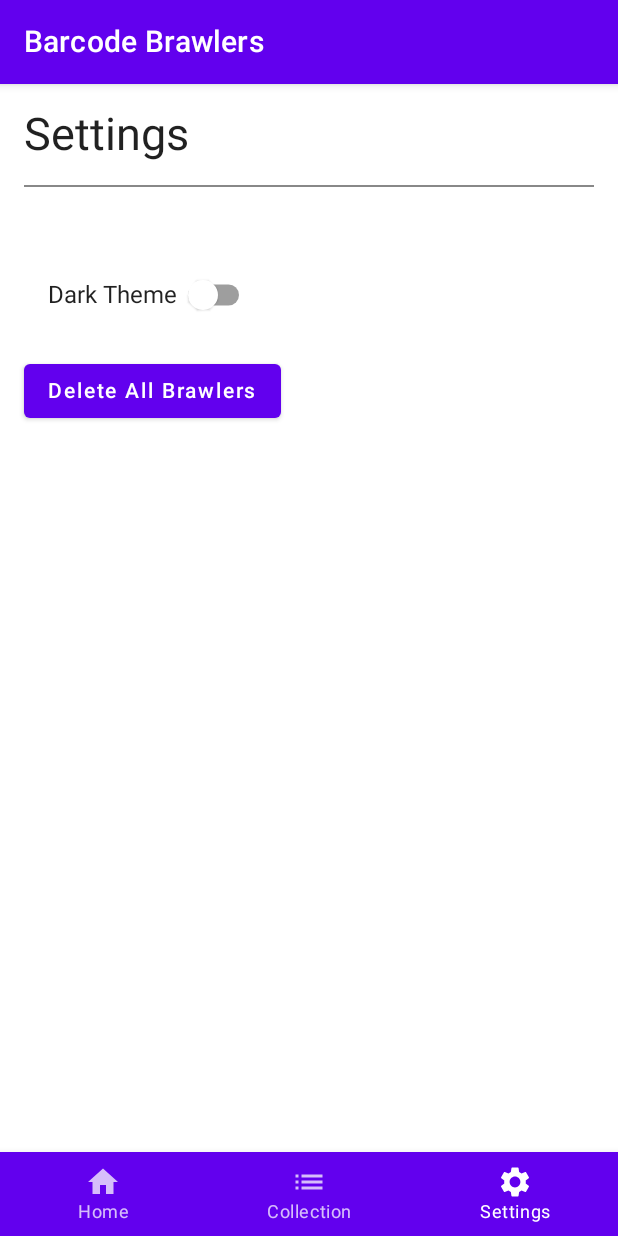
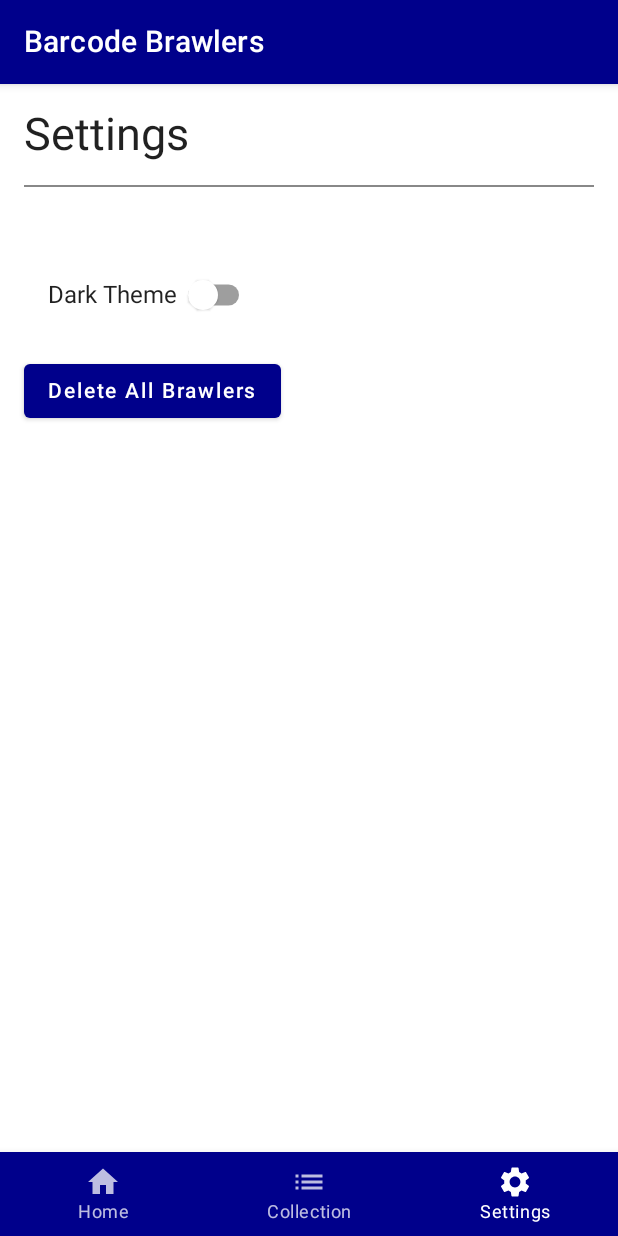
Before and after one commit to sammcmillan97/BarcodeBrawlers, an Android app built with Jetpack Compose: the screen it shows after launch (MainActivity), item 3 of the bottom bar chosen, on a phone screen of 412 x 824 dp. Run offline under Robolectric (Android 15) with nearby library versions, the phone set to English and light mode, and no system bars; our stand-ins replace Room's generated code; libraries missing offline, so code that uses them is left out: com.google.zxing.integration.

Commit message:
Final clean up. Slight theme change and making cards visible.

```diff
--- a/app/src/main/java/com/example/barcodebrawlers/Collection.kt
+++ b/app/src/main/java/com/example/barcodebrawlers/Collection.kt
@@ -23,7 +23,6 @@ import androidx.compose.ui.text.TextStyle
 import androidx.compose.ui.text.font.FontWeight
 import androidx.compose.ui.unit.dp
 import androidx.compose.ui.unit.sp
-import androidx.core.content.ContextCompat.startActivity
 import androidx.navigation.NavController
 import com.example.barcodebrawlers.database.AppDatabase
 import com.example.barcodebrawlers.entities.BrawlerEntity
--- a/app/src/main/java/com/example/barcodebrawlers/MainActivity.kt
+++ b/app/src/main/java/com/example/barcodebrawlers/MainActivity.kt
@@ -3,9 +3,7 @@ import android.Manifest
 import android.annotation.SuppressLint
 import android.content.Intent
 import android.content.pm.PackageManager
-import android.media.AudioManager
 import android.media.MediaPlayer
-import android.media.ToneGenerator
 import android.os.Bundle
 import android.util.Log
 import android.widget.Toast
@@ -180,11 +178,9 @@ class MainActivity : ComponentActivity() {
                 val barcodeData = scanResult.contents
                 val transformedNumber = transformBarcodeToNumber(barcodeData)
                 if (transformedNumber < 10) {
-                    Log.d("information", transformedNumber.toString())
                     successSound.start()
                     val brawler = brawlers[transformedNumber]
                     val brawlerString = brawler.toString()
-                    Log.d("information", brawlerString)
                     Toast.makeText(this, getString(R.string.brawler_found, brawlerString), Toast.LENGTH_LONG).show()
                     db.brawlerDao().insert(brawler.toEntity())
                     collectedBrawlersCount = db.brawlerDao().getBrawlersCount()
@@ -206,7 +202,7 @@ class MainActivity : ComponentActivity() {
 
     fun transformBarcodeToNumber(barcode: String): Int {
         val numericValue = barcode.hashCode()
-        return abs(numericValue) % 31 // This ensures the number is between 0 and 30, inclusive
+        return abs(numericValue) % 31
     }
 
 
@@ -231,13 +227,11 @@ class MainActivity : ComponentActivity() {
 @SuppressLint("UnusedMaterialScaffoldPaddingParameter")
 @Composable
 fun MyApp(db: AppDatabase, collectedBrawlersCount: Int, checkAndRequestCameraPermission: () -> Unit, deleteAll: () -> Unit) {
-    val darkThemeEnabled = remember { mutableStateOf(false) } // Keep this state here
+    val darkThemeEnabled = remember { mutableStateOf(false) }
     val navController = rememberNavController()
     val items = listOf(BottomNavItem.Home, BottomNavItem.Collection, BottomNavItem.Settings)
-    BarcodeBrawlersTheme(
-        darkTheme = darkThemeEnabled.value,  // Use this to set theme
-        content = {
 
+    BarcodeBrawlersTheme(darkTheme = darkThemeEnabled.value) {
         Scaffold(
             topBar = {
                 TopAppBar(
@@ -248,7 +242,7 @@ fun MyApp(db: AppDatabase, collectedBrawlersCount: Int, checkAndRequestCameraPer
                         ) {
                             Text(stringResource(id = R.string.app_name), textAlign = TextAlign.Start)
                         }
-                        },
+                    }
                 )
             },
             bottomBar = {
@@ -261,7 +255,6 @@ fun MyApp(db: AppDatabase, collectedBrawlersCount: Int, checkAndRequestCameraPer
                             selected = currentRoute == item.route,
                             onClick = {
                                 navController.navigate(item.route) {
-                                        // Prevent multiple copies of the same destination
                                     popUpTo(navController.graph.findStartDestination().id) {
                                         saveState = true
                                     }
@@ -272,18 +265,30 @@ fun MyApp(db: AppDatabase, collectedBrawlersCount: Int, checkAndRequestCameraPer
                         )
                     }
                 }
+            },
+            content = {
+                Box(modifier = Modifier.padding(bottom = 56.dp)) {
+                    NavHost(navController, startDestination = BottomNavItem.Home.route) {
+                        composable(BottomNavItem.Home.route) {
+                            Home(
+                                navController,
+                                collectedBrawlersCount,
+                                onScanClick = checkAndRequestCameraPermission
+                            )
                         }
-            ) {
-                NavHost(navController, startDestination = BottomNavItem.Home.route) {
-                    composable(BottomNavItem.Home.route) { Home(navController, collectedBrawlersCount, onScanClick = checkAndRequestCameraPermission) }
                         composable(BottomNavItem.Collection.route) { Collection(navController, db) }
-                    composable(BottomNavItem.Settings.route) { SettingsScreen(darkThemeEnabled, db, deleteAll) }
+                        composable(BottomNavItem.Settings.route) {
+                            SettingsScreen(
+                                darkThemeEnabled,
+                                db,
+                                deleteAll
+                            )
                         }
                     }
                 }
-    )
+            })
     }
-
+}
 @Composable
 fun currentRoute(navController: NavController): String? {
     val navBackStackEntry by navController.currentBackStackEntryAsState()
@@ -358,6 +363,7 @@ fun SettingsScreen(
 ) {
     var inputText by remember { mutableStateOf("") }
     var isDialogVisible by remember { mutableStateOf(false) }
+    val deleteString = stringResource(id = R.string.delete )
     Column(
         modifier = Modifier
             .fillMaxSize()
@@ -392,27 +398,27 @@ fun SettingsScreen(
         if (isDialogVisible) {
             AlertDialog(
                 onDismissRequest = { isDialogVisible = false },
-                title = { Text("Delete All Confirmation") },
+                title = { Text(text = stringResource(id = R.string.delete_all_confirmation)) },
                 text = {
                     TextField(
                         value = inputText,
                         onValueChange = { inputText = it },
-                        label = { Text("Enter 'delete' to confirm") }
+                        label = { Text(text = stringResource(id = R.string.enter_delete)) }
                     )
                 },
                 confirmButton = {
                     Button(
                         onClick = {
-                            if (inputText == "delete") {
+                            if (inputText == deleteString) {
                                 db.brawlerDao().deleteAll()
                                 deleteAll()
                                 inputText = ""
                                 isDialogVisible = false
                             }
                         },
-                        enabled = inputText == "delete"
+                        enabled = inputText == deleteString
                     ) {
-                        Text("Confirm")
+                        Text(stringResource(id = R.string.confirm))
                     }
                 },
                 dismissButton = {
@@ -422,7 +428,7 @@ fun SettingsScreen(
                             inputText = ""
                         }
                     ) {
-                        Text("Cancel")
+                        Text(stringResource(id = R.string.cancel))
                     }
                 }
             )
@@ -439,7 +445,7 @@ fun ThemeToggleSwitch(
         modifier = Modifier.padding(16.dp),
         verticalAlignment = Alignment.CenterVertically
     ) {
-        Text("Dark Theme")
+        Text(stringResource(id = R.string.dark_mode))
         Switch(
             checked = isDarkTheme,
             onCheckedChange = onThemeChange
--- a/app/src/main/java/com/example/barcodebrawlers/ui/theme/Color.kt
+++ b/app/src/main/java/com/example/barcodebrawlers/ui/theme/Color.kt
@@ -6,3 +6,5 @@ val Purple200 = Color(0xFFBB86FC)
 val Purple500 = Color(0xFF6200EE)
 val Purple700 = Color(0xFF3700B3)
 val Teal200 = Color(0xFF03DAC5)
+val DarkBlue = Color(0xFF00008B)
+val DarkBluePrimaryVariant = Color(0xFF002FA7)
--- a/app/src/main/java/com/example/barcodebrawlers/ui/theme/Theme.kt
+++ b/app/src/main/java/com/example/barcodebrawlers/ui/theme/Theme.kt
@@ -7,14 +7,14 @@ import androidx.compose.material.lightColors
 import androidx.compose.runtime.Composable
 
 private val DarkColorPalette = darkColors(
-    primary = Purple200,
+    primary = Purple500,
     primaryVariant = Purple700,
     secondary = Teal200
 )
 
 private val LightColorPalette = lightColors(
-    primary = Purple500,
-    primaryVariant = Purple700,
+    primary = DarkBlue,
+    primaryVariant = DarkBluePrimaryVariant,
     secondary = Teal200
 
     /* Other default colors to override
--- a/app/src/main/res/values/strings.xml
+++ b/app/src/main/res/values/strings.xml
@@ -14,4 +14,9 @@
     <string name="collected_brawlers">Collected %1$d of %2$d Brawlers</string>
     <string name="dark_mode">Dark Theme</string>
     <string name="delete_all">Delete All Brawlers</string>
+    <string name="delete_all_confirmation">Delete All Confirmation</string>
+    <string name="enter_delete">Enter \'delete\' to confirm</string>
+    <string name="delete">delete</string>
+    <string name="confirm">Confirm</string>
+    <string name="cancel">Cancel</string>
 </resources>
```
Also changed, not shown: app/src/main/java/com/example/barcodebrawlers/Scanner.kt (deleted, +0 -26 lines), 1 other file. Lines whose indentation alone changed are shown as unchanged.
